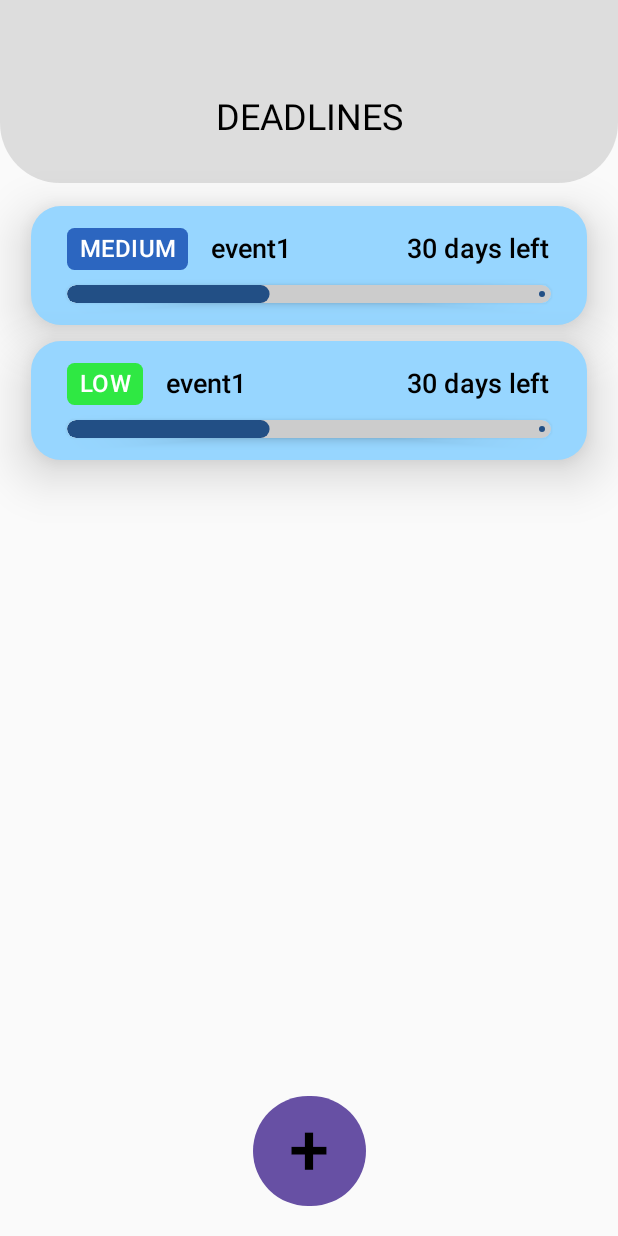
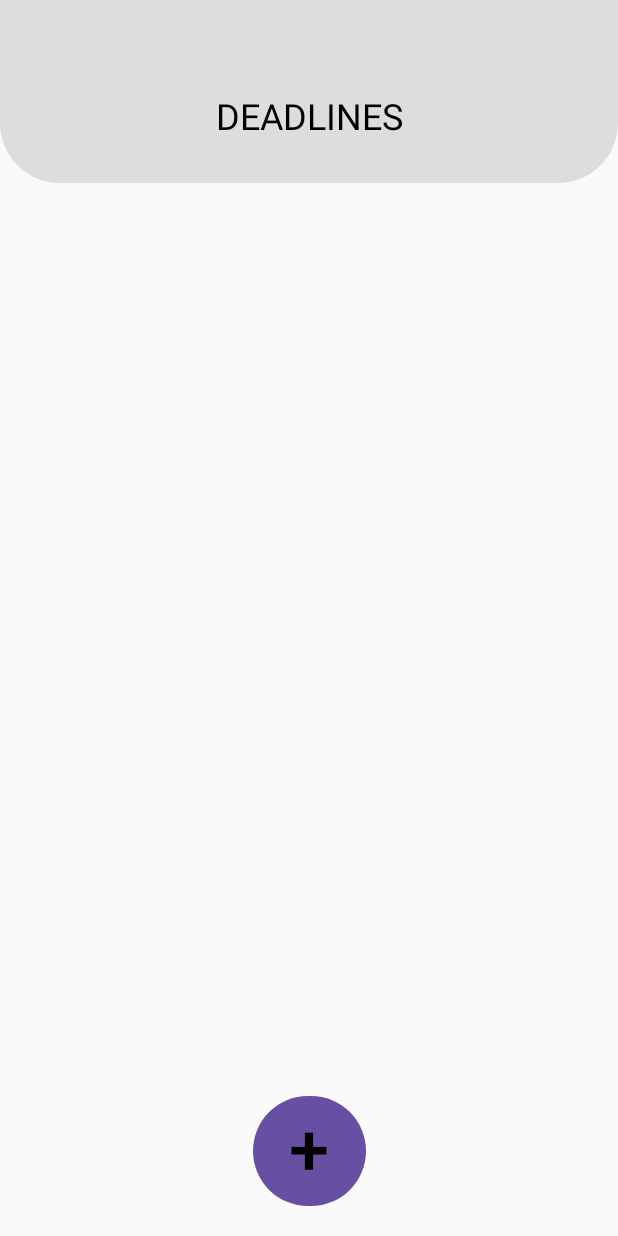
Before and after one commit to shanemalka9/Deadlines, an Android app built with Jetpack Compose: the HomeScreen screen opened through its navigation route, on a phone screen of 412 x 824 dp. Run offline under Robolectric (Android 15) with nearby library versions, the phone set to English and light mode, and no system bars.

Commit message:
Added list of events, created model and made lambda to view events

```diff
--- a/app/src/main/java/lk/ms/deadlines/ui/home/HomeScreen.kt
+++ b/app/src/main/java/lk/ms/deadlines/ui/home/HomeScreen.kt
@@ -14,6 +14,8 @@ import androidx.compose.foundation.layout.fillMaxWidth
 import androidx.compose.foundation.layout.height
 import androidx.compose.foundation.layout.padding
 import androidx.compose.foundation.layout.width
+import androidx.compose.foundation.lazy.LazyColumn
+import androidx.compose.foundation.lazy.items
 import androidx.compose.foundation.shape.RoundedCornerShape
 import androidx.compose.material3.Button
 import androidx.compose.material3.ButtonDefaults
@@ -21,15 +23,17 @@ import androidx.compose.material3.LinearProgressIndicator
 import androidx.compose.material3.Surface
 import androidx.compose.material3.Text
 import androidx.compose.runtime.Composable
+import androidx.compose.runtime.mutableStateListOf
+import androidx.compose.runtime.remember
 import androidx.compose.ui.Alignment
 import androidx.compose.ui.Modifier
-import androidx.compose.ui.draw.clip
 import androidx.compose.ui.draw.shadow
 import androidx.compose.ui.graphics.Color
 import androidx.compose.ui.text.style.TextAlign
 import androidx.compose.ui.tooling.preview.Preview
 import androidx.compose.ui.unit.dp
 import androidx.compose.ui.unit.sp
+import lk.ms.deadlines.model.Event
 import java.time.LocalDate
 import java.time.temporal.ChronoUnit
 
@@ -41,9 +45,11 @@ import java.time.temporal.ChronoUnit
  * TODO: Add animation to long event names so it has a side scroll animation
  */
 
+
 @RequiresApi(Build.VERSION_CODES.O)
 @Composable
-fun HomeScreen(){
+fun HomeScreen() {
+    val eventList = remember { mutableStateListOf<Event>() }
     Column(
         modifier = Modifier
             .fillMaxSize(),
@@ -73,10 +79,10 @@ fun HomeScreen(){
                 color = Color.Black,
                 modifier = Modifier
                     .fillMaxHeight(0.6f)
-                    .padding(0.dp,40.dp,0.dp,0.dp)
+                    .padding(0.dp, 40.dp, 0.dp, 0.dp)
             )
         }
-        Column(
+        LazyColumn(
             modifier = Modifier
                 .weight(1f)
                 .padding(0.dp, 10.dp),
@@ -84,16 +90,14 @@ fun HomeScreen(){
             verticalArrangement = Arrangement.Top,
         ) {
             // Events
-            EventIndicator(
-                eventName = "event1",
-                eventRisk = "MEDIUM",
-                timeLeft = "30 days left",
-                onClick = {/*wde*/ })
-            EventIndicator(
-                eventName = "event1",
-                eventRisk = "LOW",
-                timeLeft = "30 days left",
-                onClick = {/*wde*/ })
+            items(eventList) { event ->
+                EventIndicator(
+                    eventName = event.name,
+                    eventRisk = event.priority,
+                    timeLeft = event.endDateTime.toString(),
+                    onClick = { /* Handle click */ }
+                )
+            }
         }
         Row(
             modifier = Modifier
@@ -103,7 +107,7 @@ fun HomeScreen(){
             verticalAlignment = Alignment.CenterVertically
         ) {
             Button(
-                onClick = {/*TODO*/},
+                onClick = {/*TODO*/ },
                 shape = RoundedCornerShape(50.dp)
             ) {
                 Text(
@@ -121,10 +125,10 @@ fun HomeScreen(){
 @RequiresApi(Build.VERSION_CODES.O)
 @Composable
 fun EventIndicator(
-    eventName:String,
-    eventRisk:String,
-   // riskColur:String
-    timeLeft:String,// only for now need to be change the time later
+    eventName: String,
+    eventRisk: String,
+    // riskColur:String
+    timeLeft: String,// only for now need to be change the time later
     onClick: () -> Unit,
     modifier: Modifier = Modifier
 
@@ -145,11 +149,11 @@ fun EventIndicator(
             pressedElevation = 12.dp
         )
     ) {
-        Column (
+        Column(
             modifier = Modifier
                 .fillMaxWidth()
                 .padding(0.dp)
-        ){
+        ) {
             Row(
                 modifier = Modifier
                     .fillMaxWidth(),
@@ -173,7 +177,7 @@ fun EventIndicator(
 
             }
             Spacer(modifier = Modifier.height(10.dp)) // Small gap between details and progress bar
-            Row(modifier = Modifier.fillMaxWidth()){
+            Row(modifier = Modifier.fillMaxWidth()) {
                 DeadlineProgressBar(LocalDate.of(2025, 6, 11), LocalDate.of(2025, 7, 11))
             }
         }
@@ -182,8 +186,8 @@ fun EventIndicator(
 
 @Composable
 fun RiskLevelIndicater(
-    eventRisk:String
-){
+    eventRisk: String
+) {
     Box(
         modifier = Modifier
             .background(
@@ -202,7 +206,7 @@ fun RiskLevelIndicater(
 }
 
 fun getColor(eventRisk: String): Color {
-    return when(eventRisk.lowercase()) {
+    return when (eventRisk.lowercase()) {
         "low" -> Color(0xFF2FE843)    // Green
         "medium" -> Color(0xFF2C66C0) // Yellow
         "high" -> Color(0xFFF44336)   // Red
@@ -220,7 +224,7 @@ fun DeadlineProgressBar(startDate: LocalDate, endDate: LocalDate) {
     // Calculate progress (0.0 to 1.0)
     val totalDays = ChronoUnit.DAYS.between(startDate, endDate).toFloat()
     val daysPassed = ChronoUnit.DAYS.between(startDate, currentDate).toFloat()
-    val progress =  0.4f//(daysPassed / totalDays).coerceIn(0f, 1f)
+    val progress = 0.4f//(daysPassed / totalDays).coerceIn(0f, 1f)
 
     // Custom progress bar with shadow and rounded corners
     Surface(
```
